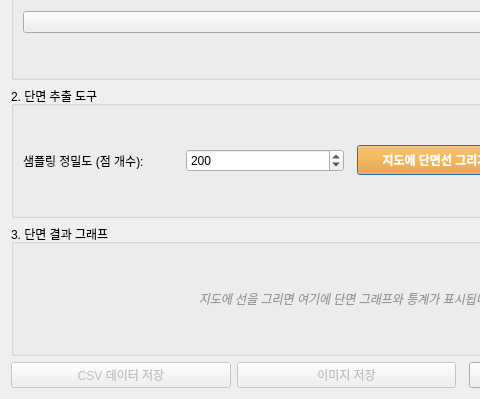
lzpxilfe/archtoolkit, file tools/terrain_profile_dialog_base.ui: the form before one commit; both pictures show x 0 to 480 and y 201 to 600 of the 700 by 600 pixel window.
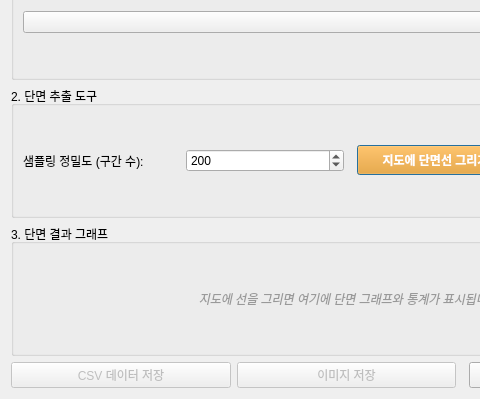
The form after the commit. Custom widgets are drawn as their Qt base class.

Diff of the .ui file:
```diff
--- a/tools/terrain_profile_dialog_base.ui
+++ b/tools/terrain_profile_dialog_base.ui
@@ -45,7 +45,7 @@
       <item>
        <widget class="QLabel" name="lblSamples">
         <property name="text">
-         <string>샘플링 정밀도 (점 개수):</string>
+         <string>샘플링 정밀도 (구간 수):</string>
         </property>
        </widget>
       </item>
```
Left out of the diff: 2 changed lines with no effect on the pictures.
